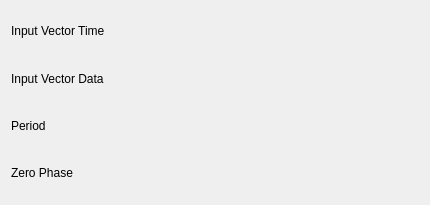
Before: the Qt Designer form src/plugins/dataobject/phase/phaseconfig.ui in Kst-plot/kst, drawn with Qt 5.
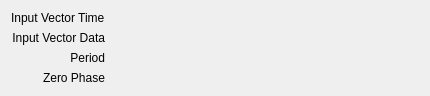
After: the same form once the commit is applied. Custom widgets are drawn as their Qt base class.

The edit to the form file:
```diff
--- a/src/plugins/dataobject/phase/phaseconfig.ui
+++ b/src/plugins/dataobject/phase/phaseconfig.ui
@@ -1,12 +1,12 @@
 <ui version="4.0" >
  <class>PhaseConfig</class>
- <widget class="QWidget" name="PhaseConfig" >
-  <property name="geometry" >
+ <widget class="QWidget" name="PhaseConfig">
+  <property name="geometry">
    <rect>
     <x>0</x>
     <y>0</y>
     <width>430</width>
-    <height>205</height>
+    <height>87</height>
    </rect>
   </property>
   <property name="minimumSize" >
@@ -15,13 +15,11 @@
     <height>0</height>
    </size>
   </property>
-  <layout class="QVBoxLayout" name="verticalLayout" >
-   <item>
-    <layout class="QHBoxLayout" name="horizontalLayout_4" >
-     <item>
-      <widget class="QLabel" name="label_3" >
-       <property name="sizePolicy" >
-        <sizepolicy vsizetype="Fixed" hsizetype="Fixed" >
+  <layout class="QGridLayout" name="gridLayout">
+   <item row="0" column="0">
+    <widget class="QLabel" name="label_3">
+     <property name="sizePolicy">
+      <sizepolicy hsizetype="Fixed" vsizetype="Fixed">
          <horstretch>0</horstretch>
          <verstretch>0</verstretch>
         </sizepolicy>
@@ -34,37 +32,20 @@
        </property>
       </widget>
      </item>
-     <item>
-      <spacer name="horizontalSpacer" >
-       <property name="orientation" >
-        <enum>Qt::Horizontal</enum>
-       </property>
-       <property name="sizeHint" stdset="0" >
-        <size>
-         <width>40</width>
-         <height>20</height>
-        </size>
-       </property>
-      </spacer>
-     </item>
-     <item>
-      <widget class="Kst::VectorSelector" native="1" name="_vectorTime" >
-       <property name="sizePolicy" >
-        <sizepolicy vsizetype="Preferred" hsizetype="Expanding" >
+   <item row="0" column="1">
+    <widget class="Kst::VectorSelector" name="_vectorTime" native="true">
+     <property name="sizePolicy">
+      <sizepolicy hsizetype="Expanding" vsizetype="Preferred">
          <horstretch>0</horstretch>
          <verstretch>0</verstretch>
         </sizepolicy>
        </property>
       </widget>
      </item>
-    </layout>
-   </item>
-   <item>
-    <layout class="QHBoxLayout" name="horizontalLayout_3" >
-     <item>
-      <widget class="QLabel" name="label_5" >
-       <property name="sizePolicy" >
-        <sizepolicy vsizetype="Fixed" hsizetype="Fixed" >
+   <item row="1" column="0">
+    <widget class="QLabel" name="label_5">
+     <property name="sizePolicy">
+      <sizepolicy hsizetype="Preferred" vsizetype="Fixed">
          <horstretch>0</horstretch>
          <verstretch>0</verstretch>
         </sizepolicy>
@@ -72,42 +53,28 @@
        <property name="text" >
         <string>Input Vector Data</string>
        </property>
-       <property name="wordWrap" >
+     <property name="alignment">
+      <set>Qt::AlignRight|Qt::AlignTrailing|Qt::AlignVCenter</set>
+     </property>
+     <property name="wordWrap">
         <bool>false</bool>
        </property>
       </widget>
      </item>
-     <item>
-      <spacer name="horizontalSpacer_2" >
-       <property name="orientation" >
-        <enum>Qt::Horizontal</enum>
-       </property>
-       <property name="sizeHint" stdset="0" >
-        <size>
-         <width>40</width>
-         <height>20</height>
-        </size>
-       </property>
-      </spacer>
-     </item>
-     <item>
-      <widget class="Kst::VectorSelector" native="1" name="_vectorData" >
-       <property name="sizePolicy" >
-        <sizepolicy vsizetype="Preferred" hsizetype="Expanding" >
+   <item row="1" column="1">
+    <widget class="Kst::VectorSelector" name="_vectorData" native="true">
+     <property name="sizePolicy">
+      <sizepolicy hsizetype="Expanding" vsizetype="Preferred">
          <horstretch>0</horstretch>
          <verstretch>0</verstretch>
         </sizepolicy>
        </property>
       </widget>
      </item>
-    </layout>
-   </item>
-   <item>
-    <layout class="QHBoxLayout" name="horizontalLayout_2" >
-     <item>
-      <widget class="QLabel" name="label_4" >
-       <property name="sizePolicy" >
-        <sizepolicy vsizetype="Fixed" hsizetype="Fixed" >
+   <item row="2" column="0">
+    <widget class="QLabel" name="label_4">
+     <property name="sizePolicy">
+      <sizepolicy hsizetype="Preferred" vsizetype="Fixed">
          <horstretch>0</horstretch>
          <verstretch>0</verstretch>
         </sizepolicy>
@@ -115,35 +82,21 @@
        <property name="text" >
         <string>Period</string>
        </property>
-       <property name="wordWrap" >
+     <property name="alignment">
+      <set>Qt::AlignRight|Qt::AlignTrailing|Qt::AlignVCenter</set>
+     </property>
+     <property name="wordWrap">
         <bool>false</bool>
        </property>
       </widget>
      </item>
-     <item>
-      <spacer name="horizontalSpacer_3" >
-       <property name="orientation" >
-        <enum>Qt::Horizontal</enum>
-       </property>
-       <property name="sizeHint" stdset="0" >
-        <size>
-         <width>40</width>
-         <height>20</height>
-        </size>
-       </property>
-      </spacer>
-     </item>
-     <item>
-      <widget class="Kst::ScalarSelector" native="1" name="_scalarPeriod" />
-     </item>
-    </layout>
-   </item>
-   <item>
-    <layout class="QHBoxLayout" name="horizontalLayout" >
-     <item>
-      <widget class="QLabel" name="label_6" >
-       <property name="sizePolicy" >
-        <sizepolicy vsizetype="Fixed" hsizetype="Fixed" >
+   <item row="2" column="1">
+    <widget class="Kst::ScalarSelector" name="_scalarPeriod" native="true"/>
+   </item>
+   <item row="3" column="0">
+    <widget class="QLabel" name="label_6">
+     <property name="sizePolicy">
+      <sizepolicy hsizetype="Preferred" vsizetype="Fixed">
          <horstretch>0</horstretch>
          <verstretch>0</verstretch>
         </sizepolicy>
@@ -151,32 +104,20 @@
        <property name="text" >
         <string>Zero Phase</string>
        </property>
-       <property name="wordWrap" >
+     <property name="alignment">
+      <set>Qt::AlignRight|Qt::AlignTrailing|Qt::AlignVCenter</set>
+     </property>
+     <property name="wordWrap">
         <bool>false</bool>
        </property>
       </widget>
      </item>
-     <item>
-      <spacer name="horizontalSpacer_4" >
-       <property name="orientation" >
-        <enum>Qt::Horizontal</enum>
-       </property>
-       <property name="sizeHint" stdset="0" >
-        <size>
-         <width>40</width>
-         <height>20</height>
-        </size>
-       </property>
-      </spacer>
-     </item>
-     <item>
-      <widget class="Kst::ScalarSelector" native="1" name="_scalarZeroPhase" />
-     </item>
-    </layout>
+   <item row="3" column="1">
+    <widget class="Kst::ScalarSelector" name="_scalarZeroPhase" native="true"/>
    </item>
   </layout>
  </widget>
- <layoutdefault spacing="6" margin="11" />
+ <layoutdefault spacing="6" margin="11"/>
  <customwidgets>
   <customwidget>
    <class>Kst::VectorSelector</class>
```
Left out of the diff: 15 changed lines with no effect on the pictures. Lines whose indentation alone changed are shown as unchanged.
